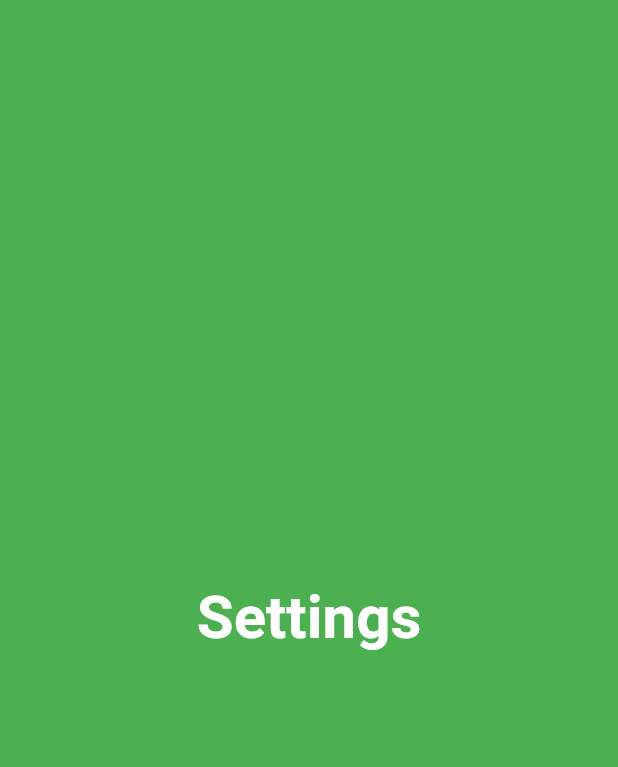
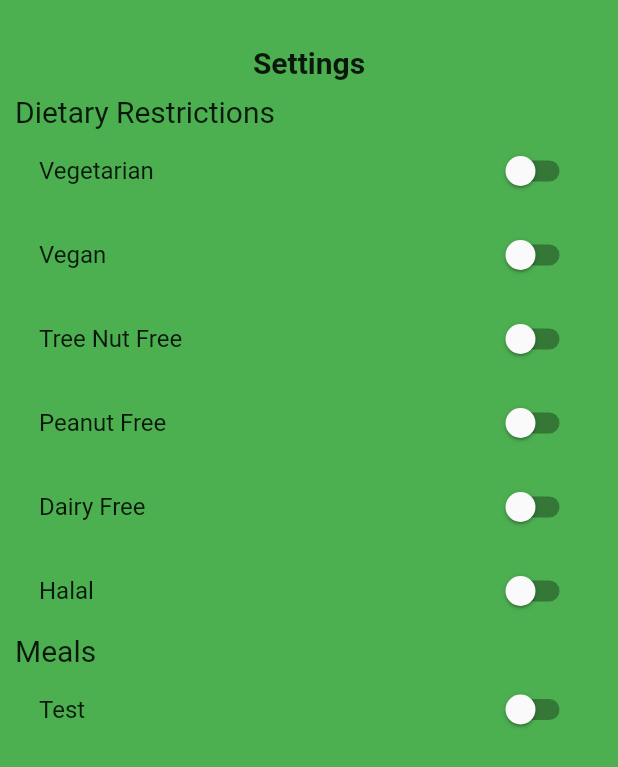
Before and after one commit to christopherlam888/recipe-ready-frontend, a Flutter app: the Settings screen opened by its route, on a phone screen of 412 x 824 dp. Shown: the top 767 px of the screen. Run offline on Flutter 3.47's test engine with Material 2 defaults, Android fonts, the phone set to English and light mode, and no system bars; our stand-ins replace flutter_slidable, grouped_list.

Commit message:
started work on settings

```diff
--- a/lib/settings.dart
+++ b/lib/settings.dart
@@ -5,20 +5,106 @@ class Settings extends StatefulWidget {
   _SettingsState createState() => _SettingsState();
 }
 
+bool _isSet = false;
+
 class _SettingsState extends State<Settings> {
   @override
   Widget build(BuildContext context) {
     return Scaffold(
       backgroundColor: Colors.green,
-      body: Center(
-          child: Text(
-              "Settings",
-              style: TextStyle(
-                fontSize: 40.0,
-                fontWeight: FontWeight.bold,
-                color: Colors.white,
-              )
-          )
+      body: Padding(
+        padding: const EdgeInsets.fromLTRB(10.0, 30.0, 10.0, 75.0),
+        child: Container(
+          child: Column(
+            crossAxisAlignment: CrossAxisAlignment.stretch,
+            children: [
+              Text(
+                "Settings",
+                textAlign: TextAlign.center,
+                style: TextStyle(fontSize: 20, fontWeight: FontWeight.bold),
+              ),
+              SizedBox(height: 10.0),
+              Text(
+                "Dietary Restrictions",
+                style: TextStyle(fontSize: 20),
+              ),
+              SwitchListTile(
+                title: Text("Vegetarian"),
+                activeColor: Colors.black,
+                value: _isSet,
+                onChanged: (bool value){
+                  setState(() {
+                    _isSet = value;
+                  });
+                },
+              ),
+              SwitchListTile(
+                title: Text("Vegan"),
+                activeColor: Colors.black,
+                value: _isSet,
+                onChanged: (bool value){
+                  setState(() {
+                    _isSet = value;
+                  });
+                },
+              ),
+              SwitchListTile(
+                title: Text("Tree Nut Free"),
+                activeColor: Colors.black,
+                value: _isSet,
+                onChanged: (bool value){
+                  setState(() {
+                    _isSet = value;
+                  });
+                },
+              ),
+              SwitchListTile(
+                title: Text("Peanut Free"),
+                activeColor: Colors.black,
+                value: _isSet,
+                onChanged: (bool value){
+                  setState(() {
+                    _isSet = value;
+                  });
+                },
+              ),
+              SwitchListTile(
+                title: Text("Dairy Free"),
+                activeColor: Colors.black,
+                value: _isSet,
+                onChanged: (bool value){
+                  setState(() {
+                    _isSet = value;
+                  });
+                },
+              ),
+              SwitchListTile(
+                title: Text("Halal"),
+                activeColor: Colors.black,
+                value: _isSet,
+                onChanged: (bool value){
+                  setState(() {
+                    _isSet = value;
+                  });
+                },
+              ),
+              Text(
+                "Meals",
+                style: TextStyle(fontSize: 20),
+              ),
+              SwitchListTile(
+                title: Text("Test"),
+                activeColor: Colors.black,
+                value: _isSet,
+                onChanged: (bool value){
+                  setState(() {
+                    _isSet = value;
+                  });
+                },
+              ),
+            ],
+          ),
+        ),
       ),
     );
   }
```
